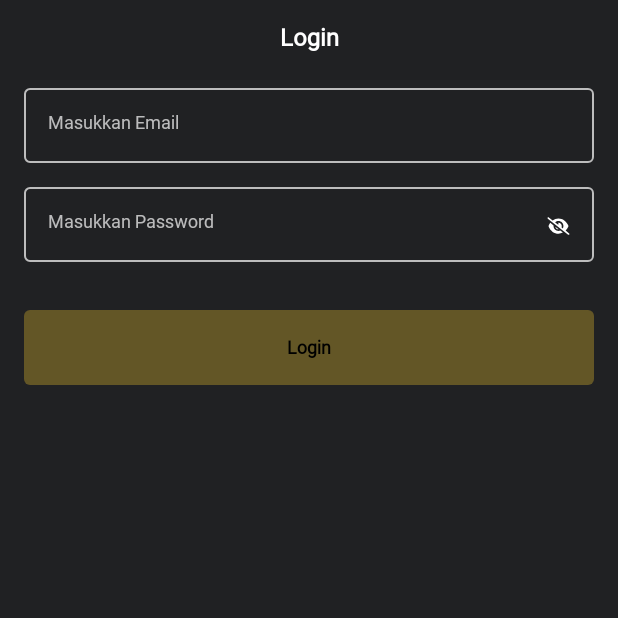
After one commit to nbsmobile/jetpack-compose-android, an Android app built with Jetpack Compose: the composable ProfileScreen shown on its own in the app's theme, on a phone screen of 412 x 824 dp, the top half of it. The commit adds this screen. Run offline under Robolectric (Android 15) with nearby library versions, the phone set to English and light mode, and no system bars; libraries missing offline, so code that uses them is left out: com.ramcosta.composedestinations; Roboto replaces fonts that are not available here; 3 statements that could not run were skipped.

Commit message:
add login to profile screen

```diff
--- /dev/null
+++ b/app/src/main/java/com/nbs/moviecompose/composable/component/Button.kt
@@ -0,0 +1,51 @@
+package com.nbs.moviecompose.composable.component
+
+import androidx.compose.foundation.layout.padding
+import androidx.compose.foundation.layout.wrapContentSize
+import androidx.compose.foundation.shape.RoundedCornerShape
+import androidx.compose.material.Button
+import androidx.compose.material.ButtonDefaults
+import androidx.compose.material.Text
+import androidx.compose.runtime.Composable
+import androidx.compose.ui.Modifier
+import androidx.compose.ui.graphics.Color
+import androidx.compose.ui.unit.Dp
+import com.nbs.moviecompose.composable.style.Colors
+import com.nbs.moviecompose.composable.style.Dimensions
+import com.nbs.moviecompose.composable.style.MovieComposeTheme
+import com.nbs.moviecompose.composable.utils.withColor
+import java.util.*
+
+@Composable
+fun MovieComposeButton(
+    modifier: Modifier,
+    text: String,
+    color: Color = Colors.sunGlow,
+    textAllCaps: Boolean = false,
+    enabled: Boolean = false,
+    onClick: () -> Unit,
+    cornerRadius: Dp = Dimensions.SIZE_4,
+    textPadding: Dp = Dimensions.SIZE_10
+) {
+
+    Button(
+        modifier = modifier,
+        colors = ButtonDefaults.buttonColors(
+            backgroundColor = color,
+            disabledBackgroundColor = color.copy(alpha = 0.3f)
+        ),
+        shape = RoundedCornerShape(cornerRadius),
+        enabled = enabled,
+        onClick = {
+            onClick()
+        }
+    ) {
+        Text(
+            modifier = Modifier
+                .wrapContentSize()
+                .padding(textPadding),
+            text = if (textAllCaps) text.uppercase(Locale.getDefault()) else text,
+            style = MovieComposeTheme.typography.bold.withColor(MovieComposeTheme.colors.colorPrimaryDark)
+        )
+    }
+}
--- /dev/null
+++ b/app/src/main/java/com/nbs/moviecompose/composable/component/FormView.kt
@@ -0,0 +1,160 @@
+package com.nbs.moviecompose.composable.component
+
+import androidx.compose.foundation.Image
+import androidx.compose.foundation.layout.*
+import androidx.compose.foundation.text.KeyboardActions
+import androidx.compose.foundation.text.KeyboardOptions
+import androidx.compose.material.IconButton
+import androidx.compose.material.OutlinedTextField
+import androidx.compose.material.Text
+import androidx.compose.material.TextFieldDefaults
+import androidx.compose.runtime.*
+import androidx.compose.ui.Alignment
+import androidx.compose.ui.Modifier
+import androidx.compose.ui.graphics.Color
+import androidx.compose.ui.res.painterResource
+import androidx.compose.ui.semantics.semantics
+import androidx.compose.ui.semantics.testTag
+import androidx.compose.ui.text.input.PasswordVisualTransformation
+import androidx.compose.ui.text.input.VisualTransformation
+import com.nbs.moviecompose.R
+import com.nbs.moviecompose.composable.model.FormValidationData
+import com.nbs.moviecompose.composable.style.Colors
+import com.nbs.moviecompose.composable.style.Dimensions
+import com.nbs.moviecompose.composable.style.MovieComposeTheme
+import com.nbs.moviecompose.composable.utils.asDisabledColor
+import com.nbs.moviecompose.composable.utils.withColor
+import com.nbs.moviecompose.utils.emptyString
+
+typealias OnFormValueChange = (String) -> Unit
+typealias OnImeKeyAction = (KeyboardOptions) -> Unit
+
+@Composable
+fun ValidationForm(
+    modifier: Modifier = Modifier,
+    isPasswordForm: Boolean = false,
+    onFormValueChange: OnFormValueChange? = null,
+    onImeKeyAction: OnImeKeyAction? = null,
+    leadingIcon: @Composable (() -> Unit)? = null,
+    trailingIcon: @Composable (() -> Unit)? = null,
+    keyboardOptions: KeyboardOptions = KeyboardOptions.Default,
+    singleLine: Boolean = false,
+    readOnly: Boolean = false,
+    maxLines: Int = Int.MAX_VALUE,
+    state: MutableState<FormValidationData>,
+    errorTag: String = emptyString()
+) {
+    val data by state
+    val showPassword = remember { mutableStateOf(false) }
+
+    MovieComposeTextField(
+        value = data.text,
+        onFormValueChange = onFormValueChange,
+        isError = data.isError,
+        errorMsg = data.errorMessage,
+        hint = data.hint,
+        modifier = modifier,
+        trailingIcon = if (isPasswordForm) passwordToggleView(showPassword.value) {
+            showPassword.value = !showPassword.value
+        } else trailingIcon,
+        visualTransformation = if (!showPassword.value && isPasswordForm) PasswordVisualTransformation() else VisualTransformation.None,
+        onImeKeyAction = onImeKeyAction,
+        leadingIcon = leadingIcon,
+        readOnly = readOnly,
+        keyboardOptions = keyboardOptions,
+        singleLine = singleLine,
+        maxLines = maxLines,
+        errorTag = errorTag
+    )
+}
+
+@Composable
+fun MovieComposeTextField(
+    modifier: Modifier = Modifier,
+    value: String,
+    onFormValueChange: OnFormValueChange?,
+    visualTransformation: VisualTransformation = VisualTransformation.None,
+    onImeKeyAction: OnImeKeyAction?,
+    readOnly: Boolean = false,
+    hint: String = emptyString(),
+    leadingIcon: @Composable (() -> Unit)? = null,
+    trailingIcon: @Composable (() -> Unit)? = null,
+    isError: Boolean = false,
+    keyboardOptions: KeyboardOptions = KeyboardOptions.Default,
+    singleLine: Boolean = false,
+    maxLines: Int = Int.MAX_VALUE,
+    errorMsg: String = emptyString(),
+    errorTag: String = emptyString()
+) {
+    Column(
+        verticalArrangement = Arrangement.Center,
+        modifier = Modifier.padding(Dimensions.SIZE_0)
+    ) {
+        OutlinedTextField(
+            value = value,
+            onValueChange = {
+                onFormValueChange?.invoke(it)
+            },
+            modifier = modifier
+                .fillMaxWidth()
+                .height(Dimensions.SIZE_50)
+                .padding(Dimensions.SIZE_0),
+            enabled = !readOnly,
+            singleLine = singleLine,
+            readOnly = readOnly,
+            visualTransformation = visualTransformation,
+            textStyle = MovieComposeTheme.typography.normal.withColor(MovieComposeTheme.colors.colorTextPrimary),
+            placeholder = {
+                Text(
+                    modifier = Modifier
+                        .wrapContentHeight(align = Alignment.CenterVertically)
+                        .padding(Dimensions.SIZE_0),
+                    text = hint,
+                    style = MovieComposeTheme.typography.normal.withColor(MovieComposeTheme.colors.colorTextPrimary.asDisabledColor()),
+                )
+            },
+            leadingIcon = leadingIcon,
+            trailingIcon = trailingIcon,
+            isError = isError,
+            keyboardOptions = keyboardOptions,
+            keyboardActions = KeyboardActions(onAny = {
+                onImeKeyAction?.invoke(keyboardOptions)
+            }),
+            maxLines = maxLines,
+            colors = TextFieldDefaults.outlinedTextFieldColors(
+                textColor = MovieComposeTheme.colors.colorTextPrimary,
+                backgroundColor = Color.Transparent,
+                focusedBorderColor = MovieComposeTheme.colors.colorTextSecondary,
+                unfocusedBorderColor = MovieComposeTheme.colors.colorTextSecondary,
+                disabledBorderColor = MovieComposeTheme.colors.colorTextSecondary
+            )
+        )
+
+        if (isError) {
+            Text(
+                modifier = Modifier
+                    .padding(start = Dimensions.SIZE_8, top = Dimensions.SIZE_8)
+                    .semantics { testTag = errorTag },
+                text = errorMsg,
+                style = MovieComposeTheme.typography.normal.withColor(Colors.red),
+            )
+        }
+    }
+}
+
+@Composable
+fun passwordToggleView(showPassword: Boolean, onClick: () -> Unit): @Composable () -> Unit {
+    val icon =
+        if (showPassword) painterResource(id = R.drawable.ic_password_show) else painterResource(
+            id = R.drawable.ic_password_hide
+        )
+
+    return {
+        IconButton(onClick = onClick) {
+            Image(
+                icon,
+                contentDescription = "Password Toggle"
+            )
+        }
+    }
+}
--- /dev/null
+++ b/app/src/main/java/com/nbs/moviecompose/composable/model/FormValidationData.kt
@@ -0,0 +1,10 @@
+package com.nbs.moviecompose.composable.model
+
+import com.nbs.moviecompose.utils.emptyString
+
+data class FormValidationData(
+    var text : String = emptyString(),
+    var isError : Boolean = false,
+    val errorMessage : String = emptyString(),
+    val hint : String = emptyString()
+)
--- a/app/src/main/java/com/nbs/moviecompose/composable/style/Colors.kt
+++ b/app/src/main/java/com/nbs/moviecompose/composable/style/Colors.kt
@@ -14,6 +14,7 @@ object Colors {
     val charlestonGreen: Color = Color(getColorIntFromRes(R.color.colorRaisinBlack))
     val sunGlow: Color = Color(getColorIntFromRes(R.color.colorSunGlow))
     val transparent: Color = Color(getColorIntFromRes(R.color.transparent))
+    val red: Color = Color.Red
 }
 
 // Color Movie Compose Theme
--- a/app/src/main/java/com/nbs/moviecompose/composable/style/Dimensions.kt
+++ b/app/src/main/java/com/nbs/moviecompose/composable/style/Dimensions.kt
@@ -4,11 +4,14 @@ import androidx.compose.ui.unit.dp
 import androidx.compose.ui.unit.sp
 
 object Dimensions {
+    val SIZE_10 = 10.dp
+    val SIZE_32 = 32.dp
     val SIZE_50 = 50.dp
     val SIZE_24 = 24.dp
     val SIZE_12 = 12.dp
     val SIZE_40 = 40.dp
     val SIZE_1 = 1.dp
+    val SIZE_0 = 0.dp
     val SIZE_2 = 2.dp
     val SIZE_4 = 4.dp
     val SIZE_8 = 8.dp
--- a/app/src/main/java/com/nbs/moviecompose/composable/style/Typography.kt
+++ b/app/src/main/java/com/nbs/moviecompose/composable/style/Typography.kt
@@ -18,26 +18,26 @@ object MovieComposeFonts {
 data class MovieComposeTypography(
     override val medium: TextStyle = TextStyle(
         fontFamily = MovieComposeFonts.medium.toFontFamily(),
-        fontSize = TextSizes.SIZE_1,
+        fontSize = TextSizes.SIZE_12,
         fontWeight = FontWeight.Medium,
-        color = Colors.black
+        color = Colors.white
     ),
     override val bold: TextStyle = TextStyle(
         fontFamily = MovieComposeFonts.bold.toFontFamily(),
-        fontSize = TextSizes.SIZE_1,
+        fontSize = TextSizes.SIZE_12,
         fontWeight = FontWeight.Bold,
-        color = Colors.black
+        color = Colors.white
     ),
     override val light: TextStyle = TextStyle(
         fontFamily = MovieComposeFonts.light.toFontFamily(),
-        fontSize = TextSizes.SIZE_1,
+        fontSize = TextSizes.SIZE_12,
         fontWeight = FontWeight.Light,
-        color = Colors.black
+        color = Colors.white
     ),
     override val normal: TextStyle = TextStyle(
         fontFamily = MovieComposeFonts.regular.toFontFamily(),
-        fontSize = TextSizes.SIZE_1,
+        fontSize = TextSizes.SIZE_12,
         fontWeight = FontWeight.Normal,
-        color = Colors.black,
+        color = Colors.white
     )
 ) : BaseMovieComposeTypography()
--- /dev/null
+++ b/app/src/main/java/com/nbs/moviecompose/presentation/main/ProfileScreen.kt
@@ -0,0 +1,125 @@
+@file:OptIn(ExperimentalComposeUiApi::class)
+
+package com.nbs.moviecompose.presentation.main
+
+import android.widget.Toast
+import androidx.compose.foundation.background
+import androidx.compose.foundation.layout.*
+import androidx.compose.foundation.text.KeyboardOptions
+import androidx.compose.material.Text
+import androidx.compose.runtime.Composable
+import androidx.compose.runtime.mutableStateOf
+import androidx.compose.runtime.remember
+import androidx.compose.ui.Alignment
+import androidx.compose.ui.ExperimentalComposeUiApi
+import androidx.compose.ui.Modifier
+import androidx.compose.ui.platform.LocalContext
+import androidx.compose.ui.platform.LocalSoftwareKeyboardController
+import androidx.compose.ui.text.input.ImeAction
+import com.nbs.moviecompose.composable.component.MovieComposeButton
+import com.nbs.moviecompose.composable.component.ValidationForm
+import com.nbs.moviecompose.composable.model.FormValidationData
+import com.nbs.moviecompose.composable.style.Dimensions
+import com.nbs.moviecompose.composable.style.MovieComposeTheme
+import com.nbs.moviecompose.composable.style.TextSizes
+import com.nbs.moviecompose.composable.utils.withSize
+import com.nbs.moviecompose.utils.emailRegex
+import com.ramcosta.composedestinations.annotation.Destination
+import com.ramcosta.composedestinations.navigation.DestinationsNavigator
+
+@Composable
+@Destination
+fun ProfileScreen(navigator: DestinationsNavigator) {
+    val keyboardController = LocalSoftwareKeyboardController.current
+
+    Column(
+        modifier = Modifier
+            .fillMaxSize()
+            .background(MovieComposeTheme.colors.colorPrimary)
+            .padding(Dimensions.SIZE_16),
+        verticalArrangement = Arrangement.Top,
+        horizontalAlignment = Alignment.CenterHorizontally
+    ) {
+
+        val context = LocalContext.current
+
+        val emailValidation =
+            remember {
+                mutableStateOf(
+                    FormValidationData(
+                        hint = "Masukkan Email",
+                        errorMessage = "Format Email Salah"
+                    )
+                )
+            }
+
+        val passwordValidation =
+            remember {
+                mutableStateOf(
+                    FormValidationData(
+                        hint = "Masukkan Password",
+                        errorMessage = "Password Tidak Boleh Kosong"
+                    )
+                )
+            }
+
+        val buttonValidation =
+            !emailValidation.value.isError &&
+                    !passwordValidation.value.isError &&
+                    emailValidation.value.text.isNotEmpty() &&
+                    passwordValidation.value.text.isNotEmpty()
+
+
+        Text(
+            "Login",
+            style = MovieComposeTheme.typography.bold.withSize(TextSizes.SIZE_16),
+            modifier = Modifier
+        )
+
+        Spacer(modifier = Modifier.height(Dimensions.SIZE_24))
+
+        ValidationForm(
+            modifier = Modifier.fillMaxWidth(),
+            state = emailValidation,
+            onFormValueChange = {
+                emailValidation.value = emailValidation.value.copy(
+                    text = it,
+                    isError = !it.matches(Regex(emailRegex))
+                )
+            },
+            keyboardOptions = KeyboardOptions.Default.copy(imeAction = ImeAction.Done),
+            onImeKeyAction = {
+                keyboardController?.hide()
+            }
+        )
+
+        Spacer(modifier = Modifier.height(Dimensions.SIZE_16))
+
+        ValidationForm(
+            modifier = Modifier.fillMaxWidth(),
+            state = passwordValidation,
+            isPasswordForm = true,
+            onFormValueChange = {
+                passwordValidation.value = passwordValidation.value.copy(
+                    text = it,
+                    isError = it.isEmpty()
+                )
+            },
+            keyboardOptions = KeyboardOptions.Default.copy(imeAction = ImeAction.Done),
+            onImeKeyAction = {
+                keyboardController?.hide()
+            }
+        )
+
+        Spacer(modifier = Modifier.height(Dimensions.SIZE_32))
+
+        MovieComposeButton(
+            modifier = Modifier.fillMaxWidth(),
+            text = "Login",
+            enabled = buttonValidation,
+            onClick = {
+                Toast.makeText(context, "Login Clicked", Toast.LENGTH_SHORT).show()
+            }
+        )
+    }
+}
--- a/app/src/main/java/com/nbs/moviecompose/presentation/navigation/MainBottomNavItem.kt
+++ b/app/src/main/java/com/nbs/moviecompose/presentation/navigation/MainBottomNavItem.kt
@@ -3,8 +3,10 @@ package com.nbs.moviecompose.presentation.navigation
 import com.nbs.moviecompose.R
 import com.nbs.moviecompose.presentation.destinations.HomeScreenDestination
 import com.nbs.moviecompose.presentation.destinations.AwardScreenDestination
+import com.nbs.moviecompose.presentation.destinations.ProfileScreenDestination
 
 sealed class MainBottomNavItem(val title : String, val icon : Int, val route : String){
     object Home : MainBottomNavItem("Beranda", R.drawable.ic_home, HomeScreenDestination.route)
     object Award: MainBottomNavItem("Award", R.drawable.ic_award, AwardScreenDestination.route)
+    object Profile: MainBottomNavItem("Profile", R.drawable.ic_profile, ProfileScreenDestination.route)
 }
--- a/app/src/main/java/com/nbs/moviecompose/utils/CommonUtils.kt
+++ b/app/src/main/java/com/nbs/moviecompose/utils/CommonUtils.kt
@@ -25,3 +25,5 @@ fun Activity.getStatusBarHeight(): Int {
     }
     return result
 }
+
+const val emailRegex = "^[_A-Za-z0-9-\\+]+(\\.[_A-Za-z0-9-]+)*@[A-Za-z0-9-]+(\\.[A-Za-z0-9]+)*(\\.[A-Za-z]{2,})$"
--- /dev/null
+++ b/app/src/main/res/drawable/ic_password_hide.xml
@@ -0,0 +1,10 @@
+<vector xmlns:android="http://schemas.android.com/apk/res/android"
+    android:width="22dp"
+    android:height="22dp"
+    android:viewportWidth="22"
+    android:tint="@color/white"
+    android:viewportHeight="22">
+    <path
+        android:pathData="M11.1189,13.5573L8.8427,11.7716C9.033,12.793 9.926,13.5681 11.0025,13.5681C11.0433,13.5687 11.08,13.5596 11.1189,13.5573ZM11.002,14.669C9.1797,14.669 7.7012,13.1901 7.7012,11.3888C7.7012,11.2332 7.7262,11.0844 7.7264,10.9345L5.53,9.1768C5.1226,9.7212 4.7673,10.3238 4.4799,10.9783C4.4361,11.0794 4.3797,11.2536 4.3797,11.3682C4.3797,11.4823 4.4155,11.657 4.4592,11.7586C5.7028,14.5872 8.1635,16.4829 10.9807,16.4829C12.0227,16.4829 13.0155,16.2195 13.9171,15.7462L12.2093,14.4075C11.8295,14.5796 11.4169,14.669 11.002,14.669ZM18.1264,16.253L15.7539,14.3937C16.4729,13.6611 17.0781,12.772 17.5237,11.7783C17.5674,11.6767 17.6032,11.5016 17.6032,11.3879C17.6032,11.2738 17.5674,11.0991 17.5237,10.9975C16.2802,8.1689 13.8194,6.2732 11.0023,6.2732C9.5652,6.2732 8.224,6.7761 7.0871,7.6398L4.5564,5.6173C4.4556,5.5385 4.3359,5.5 4.2176,5.5C4.0544,5.5 3.8923,5.5724 3.7842,5.7106C3.5965,5.95 3.6382,6.2958 3.8774,6.4831L17.427,17.0986C17.6677,17.2866 18.0131,17.2437 18.1992,17.0052C18.4083,16.7871 18.3647,16.4409 18.1264,16.253ZM14.2822,11.3682C14.2822,11.9378 14.1285,12.468 13.8708,12.9331L12.9871,12.2402C13.1072,11.9724 13.1818,11.6804 13.1818,11.3673C13.1818,10.173 12.1962,9.1667 11.0019,9.1667C10.9492,9.1674 10.8741,9.1769 10.808,9.1842C10.9287,9.3968 10.9814,9.6398 10.9814,9.9011C10.9814,10.1343 10.9227,10.352 10.825,10.5466L8.7923,8.9361C9.3759,8.4002 10.1475,8.0666 11.0025,8.0666C12.8244,8.0673 14.2822,9.5481 14.2822,11.3682Z"
+        android:fillColor="#FFFFFF"/>
+</vector>
--- /dev/null
+++ b/app/src/main/res/drawable/ic_password_show.xml
@@ -0,0 +1,10 @@
+<vector xmlns:android="http://schemas.android.com/apk/res/android"
+    android:width="22dp"
+    android:height="22dp"
+    android:tint="@color/white"
+    android:viewportWidth="22"
+    android:viewportHeight="22">
+    <path
+        android:pathData="M18.2443,10.7479C16.8642,7.6262 14.1295,5.5 11.0001,5.5C7.8707,5.5 5.1357,7.6287 3.7551,10.7479C3.7065,10.8829 3.6667,11.0764 3.6667,11.2037C3.6667,11.3304 3.7065,11.5245 3.7551,11.6373C5.1365,14.7812 7.8707,16.9074 11.0001,16.9074C14.1295,16.9074 16.8642,14.7792 18.2443,11.6595C18.2927,11.5245 18.3334,11.3081 18.3334,11.2037C18.3334,11.0764 18.2927,10.8829 18.2443,10.7479ZM14.6667,11.2037C14.6667,13.2267 13.0252,14.8704 11.0026,14.8704C8.9783,14.8704 7.3334,13.228 7.3334,11.2037C7.3334,9.1794 8.9758,7.537 11.0001,7.537C13.0244,7.537 14.6667,9.1794 14.6667,11.2037ZM11.0001,8.7593C10.9415,8.7593 10.8575,8.7694 10.7836,8.7796C10.9186,9.0139 11.0001,9.2838 11.0001,9.5741C11.0001,10.4742 10.2706,11.2037 9.3705,11.2037C9.0802,11.2037 8.7873,11.1197 8.5735,10.9873C8.5658,11.0637 8.5556,11.1426 8.5556,11.2037C8.5556,12.5303 9.6505,13.6481 11.0001,13.6481C12.3496,13.6481 13.4445,12.5535 13.4445,11.204C13.4445,9.8544 12.3267,8.7593 11.0001,8.7593Z"
+        android:fillColor="#FFFFFF"/>
+</vector>
```
Also changed, not shown: app/src/main/java/com/nbs/moviecompose/presentation/navigation/MainNavigation.kt (+7 -1 lines), app/src/main/res/drawable/ic_profile.xml (added, +12 -0 lines).
